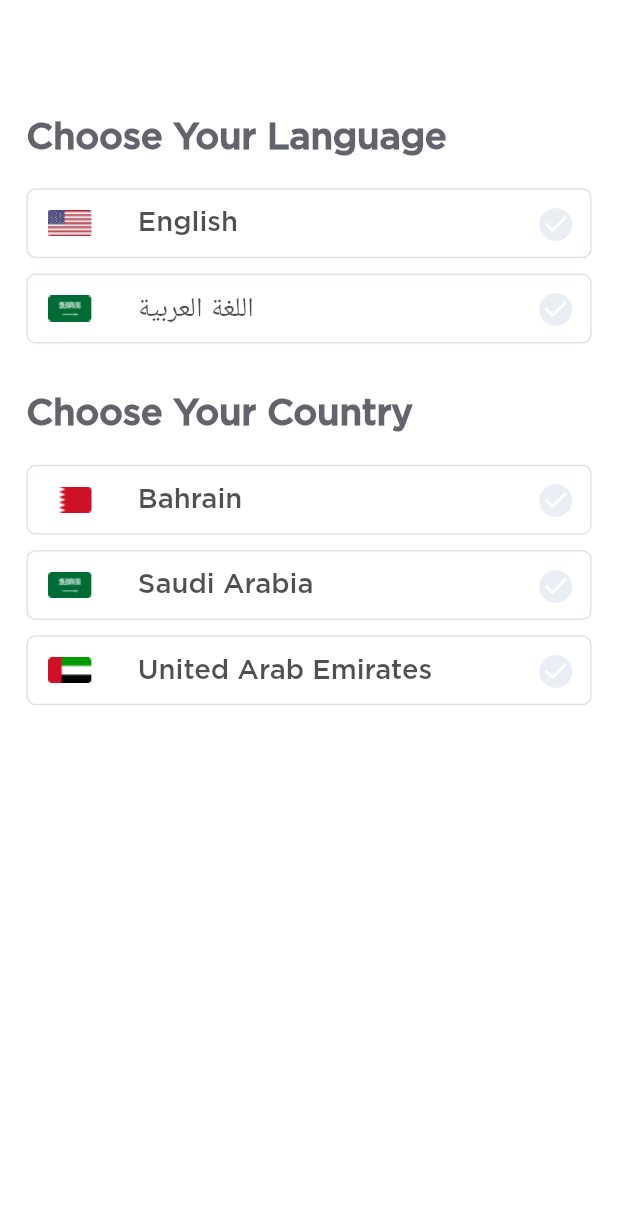
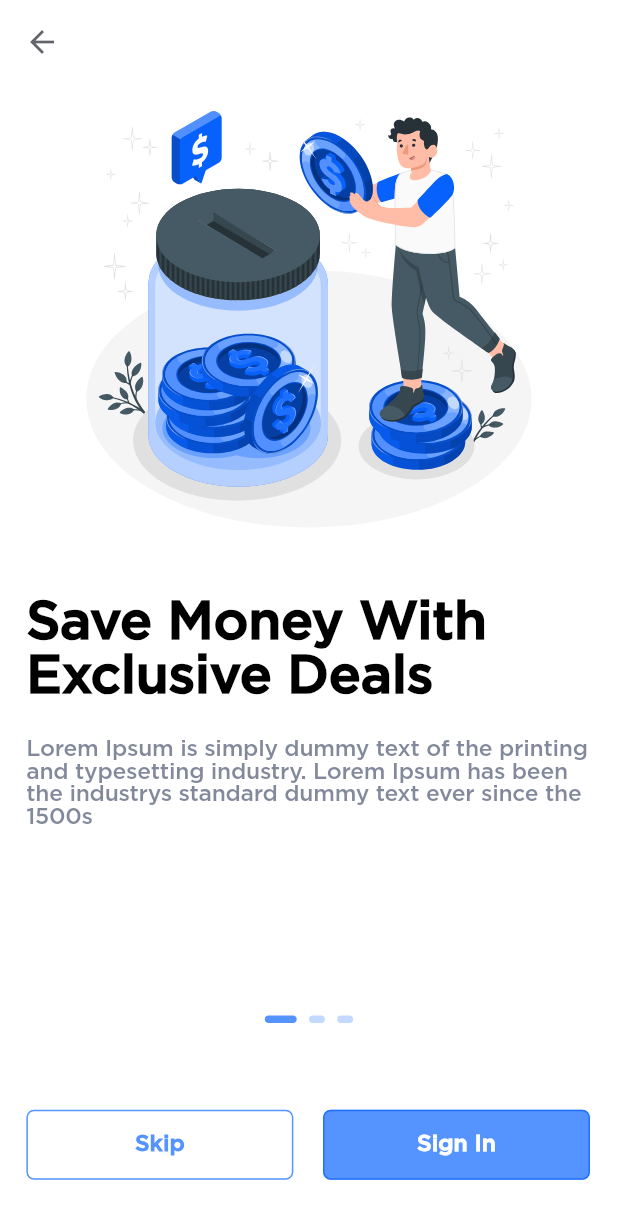
Before and after one commit to MostafaBastawy/Taajer, a Flutter app: the screen it shows after launch, on a phone screen of 412 x 824 dp. Shown: the top 1219 px of the screen. Run offline on Flutter 3.47's test engine with Material 2 defaults, Android fonts, the phone set to English and light mode, and no system bars; drawn by our look-alikes of smooth_page_indicator; our stand-ins replace easy_localization, flutter_bloc, flutter_screenutil, flutter_svg; statements that could not run were skipped.

Commit message:
register ui updated

```diff
--- a/lib/main.dart
+++ b/lib/main.dart
@@ -5,7 +5,7 @@ import 'package:flutter_screenutil/flutter_screenutil.dart';
 import 'package:taajer/app_cubit/app_cubit.dart';
 import 'package:taajer/app_cubit/bloc_observer.dart';
 import 'package:taajer/modules/authentication/authentication_cubit/authentication_cubit.dart';
-import 'package:taajer/modules/authentication/register/language_country_selection.dart';
+import 'package:taajer/modules/authentication/register/onboarding.dart';
 import 'package:taajer/shared/styles/themes.dart';
 import 'package:taajer/translations/codegen_loader.g.dart';
 
@@ -64,7 +64,7 @@ class MyApp extends StatelessWidget {
           darkTheme: darkTheme,
           themeMode: ThemeMode.light,
           debugShowCheckedModeBanner: false,
-          home: const LanguageCountryScreen1(),
+          home: OnBoarding(),
         ),
       ),
     );
--- /dev/null
+++ b/lib/models/onboarding_model.dart
@@ -0,0 +1,17 @@
+class OnBoardingModel {
+  String? onBoardingImage;
+  String? onBoardingText;
+  String? onBoardingBoldText;
+
+  OnBoardingModel({
+    this.onBoardingImage,
+    this.onBoardingText,
+    this.onBoardingBoldText,
+  });
+
+  OnBoardingModel.fromJson(Map<String, dynamic> json) {
+    onBoardingImage = json['onBoardingImage'];
+    onBoardingText = json['onBoardingText'];
+    onBoardingBoldText = json['onBoardingBoldText'];
+  }
+}
--- a/lib/modules/authentication/register/onboarding.dart
+++ b/lib/modules/authentication/register/onboarding.dart
@@ -1,10 +1,119 @@
 import 'package:flutter/material.dart';
+import 'package:flutter_screenutil/flutter_screenutil.dart';
+import 'package:smooth_page_indicator/smooth_page_indicator.dart';
+import 'package:taajer/shared/components/authentication/register/onboarding_button.dart';
+import 'package:taajer/shared/components/authentication/register/onboarding_item.dart';
+import 'package:taajer/shared/components/authentication/register/onboarding_list.dart';
 
 class OnBoarding extends StatelessWidget {
-  const OnBoarding({Key? key}) : super(key: key);
+  var onBoardingController = PageController();
+  bool lastPage = false;
+  OnBoarding({Key? key}) : super(key: key);
 
   @override
   Widget build(BuildContext context) {
-    return Container();
+    return Scaffold(
+      appBar: AppBar(
+        leading: const Icon(
+          Icons.arrow_back_sharp,
+          color: Color(0xAF1B1D28),
+        ),
+      ),
+      body: Padding(
+        padding: EdgeInsets.symmetric(horizontal: 16.w),
+        child: Column(
+          children: [
+            Expanded(
+              child: PageView.builder(
+                itemBuilder: (BuildContext context, int index) =>
+                    OnBoardingItemBuilder(
+                  onBoardingModel: onBoarding[index],
+                ),
+                itemCount: onBoarding.length,
+                controller: onBoardingController,
+                onPageChanged: (int index) {
+                  if (index == onBoarding.length - 1) {
+                    lastPage = true;
+                    print('last');
+                  }
+                },
+              ),
+            ),
+            SizedBox(height: 51.h),
+            Center(
+              child: SmoothPageIndicator(
+                controller: onBoardingController,
+                count: 3,
+                effect: const ExpandingDotsEffect(
+                  dotColor: Color(0xAFA8C8FF),
+                  dotHeight: 5,
+                  expansionFactor: 2,
+                  dotWidth: 10.59,
+                  spacing: 8.24,
+                  activeDotColor: Color(0xAF0761FD),
+                ),
+              ),
+            ),
+            SizedBox(height: 57.h),
+            if (lastPage == false)
+              Row(
+                children: [
+                  OnBoardingButton(
+                    height: 46.h,
+                    width: 162.w,
+                    label: 'Skip',
+                    onPressed: () {},
+                    labelColor: const Color(0xAF0761FD),
+                    labelWeight: FontWeight.w700,
+                    backGroundColor: Colors.white,
+                  ),
+                  SizedBox(width: 18.w),
+                  OnBoardingButton(
+                    height: 46.h,
+                    width: 162.w,
+                    label: 'Sign In',
+                    onPressed: () {},
+                    labelColor: Colors.white,
+                    labelWeight: FontWeight.w700,
+                    backGroundColor: const Color(0xAF0761FD),
+                  ),
+                ],
+              ),
+            if (lastPage == true)
+              Container(
+                padding: EdgeInsets.symmetric(horizontal: 18.w),
+                width: 344.w,
+                height: 48.h,
+                decoration: BoxDecoration(
+                  color: const Color(0xAF0761FD),
+                  borderRadius: BorderRadius.circular(6.r),
+                ),
+                child: Center(
+                  child: Row(
+                    mainAxisAlignment: MainAxisAlignment.end,
+                    children: [
+                      Text(
+                        'Get Started',
+                        style: TextStyle(
+                          color: Colors.white,
+                          fontSize: 15.sp,
+                          fontWeight: FontWeight.w700,
+                          letterSpacing: 0.25,
+                        ),
+                      ),
+                      SizedBox(width: 85.w),
+                      const Icon(
+                        Icons.arrow_forward,
+                        color: Colors.white,
+                      ),
+                    ],
+                  ),
+                ),
+              ),
+            SizedBox(height: 37.h),
+          ],
+        ),
+      ),
+    );
   }
 }
--- a/lib/shared/components/authentication/register/language_country_item.dart
+++ b/lib/shared/components/authentication/register/language_country_item.dart
@@ -29,11 +29,6 @@ class LanguageCountryItemBuilder extends StatelessWidget {
             height: 17.16.h,
             image: AssetImage(image!),
           ),
-          // SvgPicture.asset(
-          //   image!,
-          //   width: 33.27.w,
-          //   height: 17.16.h,
-          // ),
           SizedBox(width: 24.37.w),
           Text(
             text!,
--- /dev/null
+++ b/lib/shared/components/authentication/register/onboarding_button.dart
@@ -0,0 +1,51 @@
+import 'package:flutter/material.dart';
+import 'package:flutter_screenutil/flutter_screenutil.dart';
+
+class OnBoardingButton extends StatelessWidget {
+  double? height;
+  double? width;
+  String? label;
+  Function? onPressed;
+  Color? backGroundColor;
+  Color? labelColor;
+  FontWeight? labelWeight;
+  OnBoardingButton({
+    Key? key,
+    required this.height,
+    required this.width,
+    required this.label,
+    required this.onPressed,
+    this.backGroundColor,
+    required this.labelColor,
+    required this.labelWeight,
+  }) : super(key: key);
+
+  @override
+  Widget build(BuildContext context) {
+    return Container(
+      height: height,
+      width: width,
+      decoration: BoxDecoration(
+        color: backGroundColor,
+        borderRadius: BorderRadius.circular(5.r),
+        border: Border.all(
+          color: const Color(0xAF0761FD),
+          width: 1.0,
+        ),
+      ),
+      child: TextButton(
+        onPressed: () {
+          onPressed!();
+        },
+        child: Text(
+          label.toString(),
+          style: TextStyle(
+            fontWeight: labelWeight,
+            fontSize: 15.sp,
+            color: labelColor,
+          ),
+        ),
+      ),
+    );
+  }
+}
--- a/lib/shared/components/authentication/register/onboarding_item.dart
+++ b/lib/shared/components/authentication/register/onboarding_item.dart
@@ -0,0 +1,49 @@
+import 'package:flutter/material.dart';
+import 'package:flutter_screenutil/flutter_screenutil.dart';
+import 'package:flutter_svg/flutter_svg.dart';
+import 'package:taajer/models/onboarding_model.dart';
+
+class OnBoardingItemBuilder extends StatelessWidget {
+  OnBoardingModel? onBoardingModel;
+
+  OnBoardingItemBuilder({
+    Key? key,
+    required this.onBoardingModel,
+  }) : super(key: key);
+
+  @override
+  Widget build(BuildContext context) {
+    return Column(
+      crossAxisAlignment: CrossAxisAlignment.start,
+      children: [
+        Center(
+          child: SvgPicture.asset(
+            onBoardingModel!.onBoardingImage!,
+            height: 300.h,
+            width: 300.w,
+          ),
+        ),
+        SizedBox(height: 37.h),
+        Text(
+          onBoardingModel!.onBoardingBoldText!,
+          style: TextStyle(
+              fontWeight: FontWeight.w700,
+              fontSize: 35.sp,
+              color: Colors.black,
+              letterSpacing: -0.165,
+              height: 1),
+        ),
+        SizedBox(height: 22.h),
+        Text(
+          onBoardingModel!.onBoardingText!,
+          style: TextStyle(
+            fontWeight: FontWeight.w400,
+            fontSize: 15.sp,
+            color: const Color(0xAF49536E),
+            letterSpacing: -0.165,
+          ),
+        ),
+      ],
+    );
+  }
+}
--- a/lib/shared/components/authentication/register/onboarding_list.dart
+++ b/lib/shared/components/authentication/register/onboarding_list.dart
@@ -0,0 +1,22 @@
+import 'package:taajer/models/onboarding_model.dart';
+
+List<OnBoardingModel> onBoarding = [
+  OnBoardingModel(
+    onBoardingImage: 'assets/images/onboarding1.svg',
+    onBoardingBoldText: 'Save Money With Exclusive Deals',
+    onBoardingText:
+        'Lorem Ipsum is simply dummy text of the printing and typesetting industry. Lorem Ipsum has been the industrys standard dummy text ever since the 1500s',
+  ),
+  OnBoardingModel(
+    onBoardingImage: 'assets/images/onboarding2.svg',
+    onBoardingBoldText: 'Trusted By Local Chefs',
+    onBoardingText:
+        'Lorem Ipsum is simply dummy text of the printing and typesetting industry. Lorem Ipsum has been the industrys standard dummy text ever since the 1500s',
+  ),
+  OnBoardingModel(
+    onBoardingImage: 'assets/images/onboarding3.svg',
+    onBoardingBoldText: 'Improve The Supply Purchase Experience',
+    onBoardingText:
+        'Lorem Ipsum is simply dummy text of the printing and typesetting industry. Lorem Ipsum has been the industrys standard dummy text ever since the 1500s',
+  ),
+];
--- a/lib/shared/styles/themes.dart
+++ b/lib/shared/styles/themes.dart
@@ -6,5 +6,9 @@ ThemeData lightTheme(BuildContext context) => ThemeData(
       fontFamily: EasyLocalization.of(context)!.locale == const Locale('en')
           ? 'Gotham'
           : 'Cairo',
+      appBarTheme: const AppBarTheme(
+        backgroundColor: Colors.white,
+        elevation: 0.0,
+      ),
     );
 ThemeData darkTheme = ThemeData();
--- a/pubspec.yaml
+++ b/pubspec.yaml
@@ -45,6 +45,8 @@ dependencies:
   geocoding: ^2.0.2
   shimmer: ^2.0.0
   http: ^0.13.4
+  flutter_svg: ^1.0.3
+  smooth_page_indicator: ^1.0.0+2
 
 dev_dependencies:
   flutter_test:
```
Also changed, not shown: assets/images/onboarding1.svg (added), assets/images/onboarding2.svg (added), assets/images/onboarding3.svg (added), pubspec.lock.
